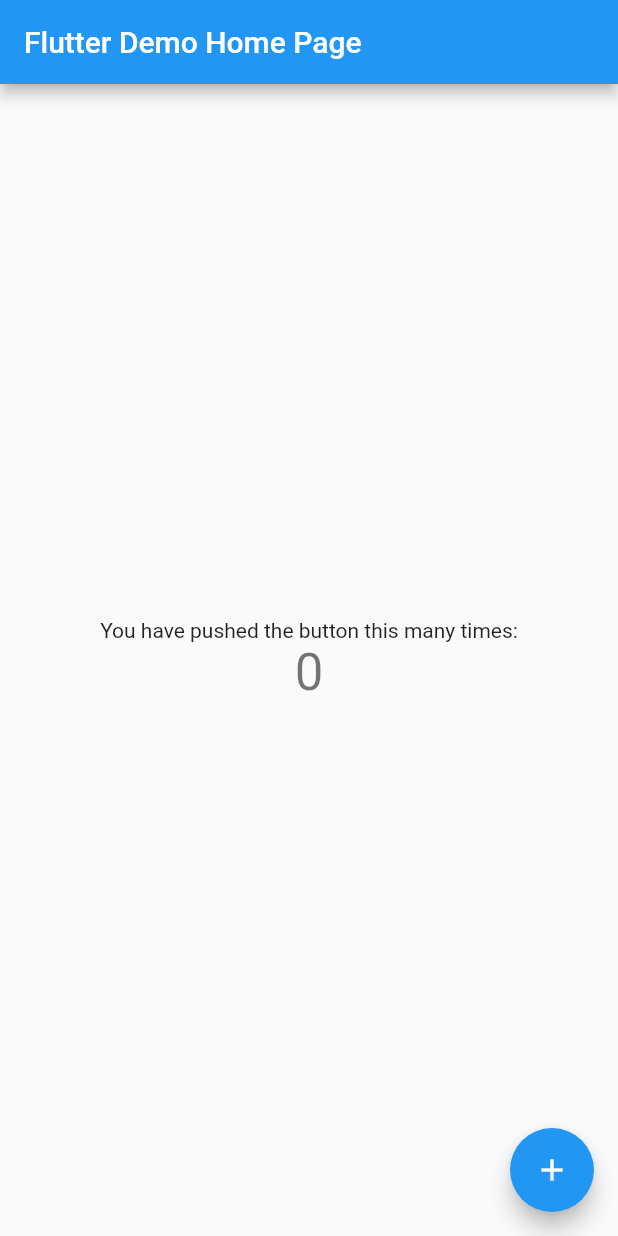
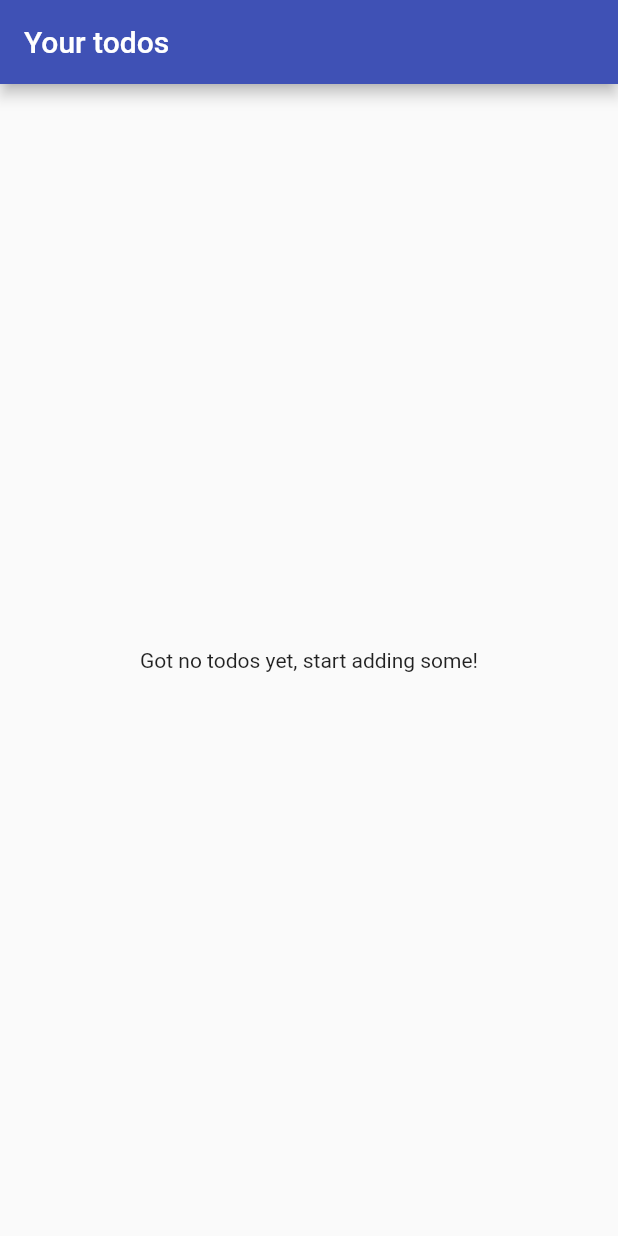
Before and after one commit to Something-Digital/streak, a Flutter app: the screen it shows after launch, on a phone screen of 412 x 824 dp. Run offline on Flutter 3.47's test engine with Material 2 defaults, Android fonts, the phone set to English and light mode, and no system bars; our stand-ins replace sqflite; accounts and stored records are empty.

Commit message:
The app draft is added

```diff
--- /dev/null
+++ b/lib/helpers/DBHelper.dart
@@ -0,0 +1,34 @@
+import 'package:sqflite/sqflite.dart' as sql;
+
+import 'package:path/path.dart' as path;
+
+class DBHelper {
+  static const _DB_TABLE = 'todos';
+
+  static Future<sql.Database> database() async {
+    final dbPath = await sql.getDatabasesPath();
+    return sql.openDatabase(
+      path.join(dbPath, '$_DB_TABLE.db'),
+      onCreate: (db, version) {
+        return db.execute(
+          'CREATE TABLE $_DB_TABLE(id TEXT PRIMARY KEY, title TEXT, description TEXT)',
+        );
+      },
+      version: 1,
+    );
+  }
+
+  static Future<void> insert(String table, Map<String, Object> data) async {
+    final db = await database();
+    db.insert(
+      table,
+      data,
+      conflictAlgorithm: sql.ConflictAlgorithm.replace,
+    );
+  }
+
+  static Future<List<Map<String, dynamic>>> getData(String table) async {
+    final db = await database();
+    return db.query(table);
+  }
+}
--- a/lib/main.dart
+++ b/lib/main.dart
@@ -1,113 +1,30 @@
 import 'package:flutter/material.dart';
+import 'package:provider/provider.dart';
 
-void main() {
-  runApp(MyApp());
-}
+import './providers/Todos.dart';
+
+import './pages/TodosListPage.dart';
+// import './pages/AddTodoPage.dart';
+
+void main() => runApp(MyApp());
 
 class MyApp extends StatelessWidget {
-  // This widget is the root of your application.
   @override
   Widget build(BuildContext context) {
-    return MaterialApp(
-      title: 'Flutter Demo',
-      theme: ThemeData(
-        // This is the theme of your application.
-        //
-        // Try running your application with "flutter run". You'll see the
-        // application has a blue toolbar. Then, without quitting the app, try
-        // changing the primarySwatch below to Colors.green and then invoke
-        // "hot reload" (press "r" in the console where you ran "flutter run",
-        // or simply save your changes to "hot reload" in a Flutter IDE).
-        // Notice that the counter didn't reset back to zero; the application
-        // is not restarted.
-        primarySwatch: Colors.blue,
+    return ChangeNotifierProvider.value(
+      value: Todos(),
+      child: MaterialApp(
+        title: 'STREAK',
+        theme: ThemeData(
+          primarySwatch: Colors.indigo,
+          accentColor: Colors.amber,
+          visualDensity: VisualDensity.adaptivePlatformDensity,
+        ),
+        home: TodosListPage(),
+        // routes: {
+        //   AddTodoPage.routeName: (_) => AddTodoPage(),
+        // },
       ),
-      home: MyHomePage(title: 'Flutter Demo Home Page'),
     );
   }
 }
-
-class MyHomePage extends StatefulWidget {
-  MyHomePage({Key key, this.title}) : super(key: key);
-
-  // This widget is the home page of your application. It is stateful, meaning
-  // that it has a State object (defined below) that contains fields that affect
-  // how it looks.
-
-  // This class is the configuration for the state. It holds the values (in this
-  // case the title) provided by the parent (in this case the App widget) and
-  // used by the build method of the State. Fields in a Widget subclass are
-  // always marked "final".
-
-  final String title;
-
-  @override
-  _MyHomePageState createState() => _MyHomePageState();
-}
-
-class _MyHomePageState extends State<MyHomePage> {
-  int _counter = 0;
-
-  void _incrementCounter() {
-    setState(() {
-      // This call to setState tells the Flutter framework that something has
-      // changed in this State, which causes it to rerun the build method below
-      // so that the display can reflect the updated values. If we changed
-      // _counter without calling setState(), then the build method would not be
-      // called again, and so nothing would appear to happen.
-      _counter++;
-    });
-  }
-
-  @override
-  Widget build(BuildContext context) {
-    // This method is rerun every time setState is called, for instance as done
-    // by the _incrementCounter method above.
-    //
-    // The Flutter framework has been optimized to make rerunning build methods
-    // fast, so that you can just rebuild anything that needs updating rather
-    // than having to individually change instances of widgets.
-    return Scaffold(
-      appBar: AppBar(
-        // Here we take the value from the MyHomePage object that was created by
-        // the App.build method, and use it to set our appbar title.
-        title: Text(widget.title),
-      ),
-      body: Center(
-        // Center is a layout widget. It takes a single child and positions it
-        // in the middle of the parent.
-        child: Column(
-          // Column is also a layout widget. It takes a list of children and
-          // arranges them vertically. By default, it sizes itself to fit its
-          // children horizontally, and tries to be as tall as its parent.
-          //
-          // Invoke "debug painting" (press "p" in the console, choose the
-          // "Toggle Debug Paint" action from the Flutter Inspector in Android
-          // Studio, or the "Toggle Debug Paint" command in Visual Studio Code)
-          // to see the wireframe for each widget.
-          //
-          // Column has various properties to control how it sizes itself and
-          // how it positions its children. Here we use mainAxisAlignment to
-          // center the children vertically; the main axis here is the vertical
-          // axis because Columns are vertical (the cross axis would be
-          // horizontal).
-          mainAxisAlignment: MainAxisAlignment.center,
-          children: <Widget>[
-            Text(
-              'You have pushed the button this many times:',
-            ),
-            Text(
-              '$_counter',
-              style: Theme.of(context).textTheme.headline4,
-            ),
-          ],
-        ),
-      ),
-      floatingActionButton: FloatingActionButton(
-        onPressed: _incrementCounter,
-        tooltip: 'Increment',
-        child: Icon(Icons.add),
-      ), // This trailing comma makes auto-formatting nicer for build methods.
-    );
-  }
-}
--- /dev/null
+++ b/lib/models/Todo.dart
@@ -0,0 +1,13 @@
+import 'package:flutter/foundation.dart';
+
+class Todo {
+  final String id;
+  final String title;
+  final String description;
+
+  Todo({
+    @required this.id,
+    @required this.title,
+    this.description = '',
+  });
+}
--- /dev/null
+++ b/lib/pages/TodosListPage.dart
@@ -0,0 +1,52 @@
+import 'package:flutter/material.dart';
+import 'package:provider/provider.dart';
+
+// import '../pages/AddPlacePage.dart';
+import '../providers/Todos.dart';
+
+class TodosListPage extends StatelessWidget {
+  @override
+  Widget build(BuildContext context) {
+    return Scaffold(
+      appBar: AppBar(
+        title: const Text('Your todos'),
+        // actions: [
+        //   IconButton(
+        //     icon: Icon(Icons.add),
+        //     onPressed: () {
+        //       Navigator.of(context).pushNamed(AddPlacePage.routeName);
+        //     },
+        //   )
+        // ],
+      ),
+      body: FutureBuilder(
+        future: Provider.of<Todos>(context, listen: false).fetchAndSetTodos(),
+        builder: (ctx, snap) => snap.connectionState == ConnectionState.waiting
+            ? Center(
+                child: CircularProgressIndicator(),
+              )
+            : Consumer<Todos>(
+                child: Center(
+                  child: const Text('Got no todos yet, start adding some!'),
+                ),
+                builder: (ctx, todos, ch) => todos.items.length <= 0
+                    ? ch
+                    : ListView.builder(
+                        itemCount: todos.items.length,
+                        itemBuilder: (ctx, i) => ListTile(
+                          leading: CircleAvatar(
+                            child: Text(todos.items[i].title),
+                            // backgroundImage: FileImage(todos.items[i].image),
+                          ),
+                          title: Text(todos.items[i].title),
+                          subtitle: todos.items[i].description == ''
+                              ? null
+                              : Text(todos.items[i].description),
+                          onTap: () {},
+                        ),
+                      ),
+              ),
+      ),
+    );
+  }
+}
--- a/pubspec.yaml
+++ b/pubspec.yaml
@@ -1,5 +1,5 @@
 name: streak
-description: A new Flutter project.
+description: Another todo app for regular todos with everyday notifications and streak achievements.
 
 # The following line prevents the package from being accidentally published to
 # pub.dev using `pub publish`. This is preferred for private packages.
@@ -23,6 +23,8 @@
 dependencies:
   flutter:
     sdk: flutter
+  provider: ^4.3.2+2
+  sqflite: ^1.3.1+1
 
 
   # The following adds the Cupertino Icons font to your application.
```
Also changed, not shown: lib/providers/Todos.dart (added, +50 -0 lines), pubspec.lock, 1 other file.
